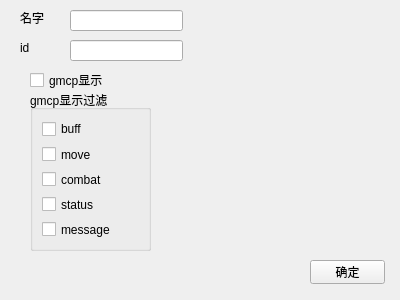
The window that configWidget/configform.ui (yayapoi/mud) describes before a commit, drawn with Qt 5.
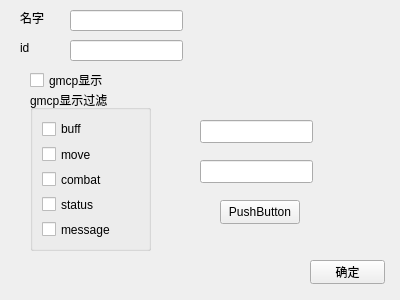
The same window after the commit.

Diff of the .ui file:
```diff
--- a/configWidget/configform.ui
+++ b/configWidget/configform.ui
@@ -135,6 +135,39 @@
     <string>gmcp显示</string>
    </property>
   </widget>
+  <widget class="QLineEdit" name="begin">
+   <property name="geometry">
+    <rect>
+     <x>200</x>
+     <y>120</y>
+     <width>113</width>
+     <height>23</height>
+    </rect>
+   </property>
+  </widget>
+  <widget class="QLineEdit" name="end">
+   <property name="geometry">
+    <rect>
+     <x>200</x>
+     <y>160</y>
+     <width>113</width>
+     <height>23</height>
+    </rect>
+   </property>
+  </widget>
+  <widget class="QPushButton" name="jisuan">
+   <property name="geometry">
+    <rect>
+     <x>220</x>
+     <y>200</y>
+     <width>80</width>
+     <height>24</height>
+    </rect>
+   </property>
+   <property name="text">
+    <string>PushButton</string>
+   </property>
+  </widget>
  </widget>
  <resources/>
  <connections/>
```
